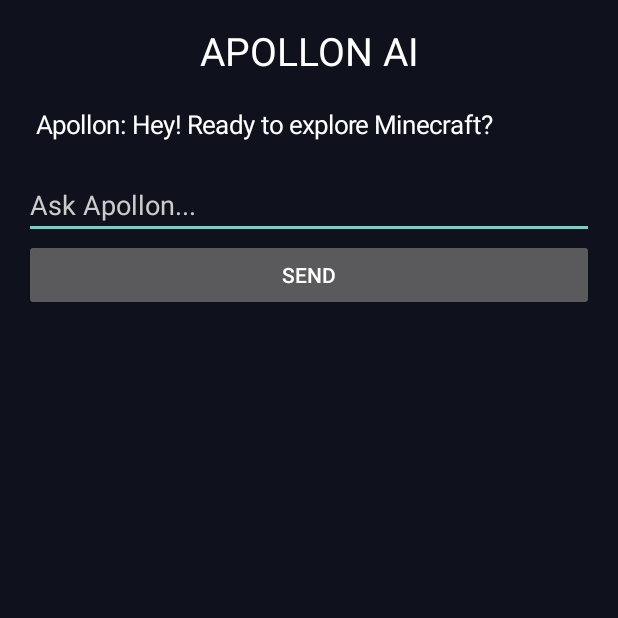
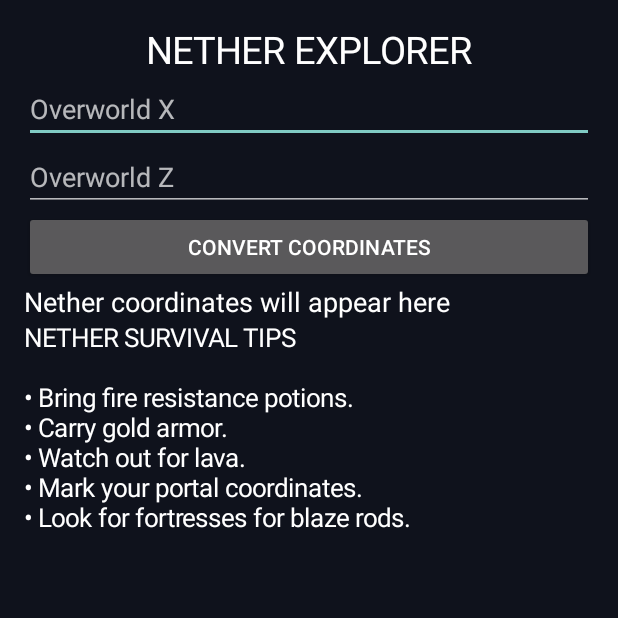
Before and after one commit to imnotfahhh-lgtm/README.md, an Android app: the screen it shows after launch (MainActivity), on a phone screen of 412 x 824 dp, the top half of it. Run offline under Robolectric (Android 15) with nearby library versions, the phone set to English and light mode, and no system bars.

Commit message:
Update MainActivity.kt

```diff
--- a/app/src/main/java/com/raindots/apollon/MainActivity.kt
+++ b/app/src/main/java/com/raindots/apollon/MainActivity.kt
@@ -4,10 +4,7 @@ import android.app.Activity
 import android.os.Bundle
 import android.graphics.Color
 import android.view.Gravity
-import android.widget.LinearLayout
-import android.widget.TextView
-import android.widget.EditText
-import android.widget.Button
+import android.widget.*
 
 class MainActivity : Activity() {
     override fun onCreate(savedInstanceState: Bundle?) {
@@ -20,40 +17,62 @@ class MainActivity : Activity() {
         }
 
         val title = TextView(this).apply {
-            text = "APOLLON AI"
-            textSize = 26f
+            text = "NETHER EXPLORER"
+            textSize = 25f
             setTextColor(Color.WHITE)
             gravity = Gravity.CENTER
         }
 
-        val chat = TextView(this).apply {
-            text = "Apollon: Hey! Ready to explore Minecraft?"
-            textSize = 17f
-            setTextColor(Color.WHITE)
-            setPadding(12, 30, 12, 30)
+        val overworldX = EditText(this).apply {
+            hint = "Overworld X"
+            inputType = 2
         }
 
-        val input = EditText(this).apply {
-            hint = "Ask Apollon..."
-            setTextColor(Color.WHITE)
-            setHintTextColor(Color.LTGRAY)
+        val overworldZ = EditText(this).apply {
+            hint = "Overworld Z"
+            inputType = 2
         }
 
-        val send = Button(this).apply {
-            text = "Send"
+        val result = TextView(this).apply {
+            text = "Nether coordinates will appear here"
+            textSize = 18f
+            setTextColor(Color.WHITE)
+        }
+
+        val calculate = Button(this).apply {
+            text = "Convert Coordinates"
             setOnClickListener {
-                val question = input.text.toString()
-                if (question.isNotBlank()) {
-                    chat.text = "You: $question\n\nApollon: I'm here to help with Minecraft!"
-                    input.text.clear()
+                val x = overworldX.text.toString().toDoubleOrNull()
+                val z = overworldZ.text.toString().toDoubleOrNull()
+
+                if (x != null && z != null) {
+                    result.text = "Nether X: ${x / 8}\nNether Z: ${z / 8}"
+                } else {
+                    result.text = "Enter valid X and Z coordinates."
                 }
             }
         }
 
+        val tips = TextView(this).apply {
+            text = """
+                NETHER SURVIVAL TIPS
+
+                • Bring fire resistance potions.
+                • Carry gold armor.
+                • Watch out for lava.
+                • Mark your portal coordinates.
+                • Look for fortresses for blaze rods.
+            """.trimIndent()
+            textSize = 17f
+            setTextColor(Color.WHITE)
+        }
+
         layout.addView(title)
-        layout.addView(chat)
-        layout.addView(input)
-        layout.addView(send)
+        layout.addView(overworldX)
+        layout.addView(overworldZ)
+        layout.addView(calculate)
+        layout.addView(result)
+        layout.addView(tips)
 
         setContentView(layout)
     }
```
